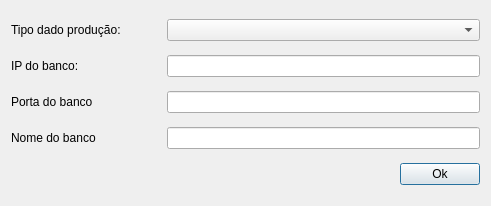
dsgoficial/SAP_Gerente, file uis/addProductionDataForm.ui: the form before one commit.
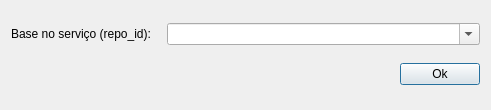
The form after the commit.

Commit message:
2.4.0: o SAP Gerente deixa os tipos 1 a 3 de dado de produção (só base versionada)
Saem as três ações de permissão de banco (100 para 97 no painel), a escolha de tipo e de conexão PostGIS no cadastro do dado de produção, e as conexões PostgreSQL na importação de camadas. O cadastro manda tipo_dado_producao_id 4 fixo, que o servidor 3.38.0 aceita por compatibilidade.

Claude-Session: https://claude.ai/code/session_01TZFsYHRGfH3XP6KWborMsS

What changed in the file:
```diff
--- a/uis/addProductionDataForm.ui
+++ b/uis/addProductionDataForm.ui
@@ -7,45 +7,13 @@
     <x>0</x>
     <y>0</y>
     <width>491</width>
-    <height>206</height>
+    <height>110</height>
    </rect>
   </property>
   <property name="windowTitle">
    <string/>
   </property>
   <layout class="QGridLayout" name="gridLayout">
-   <item row="1" column="0">
-    <layout class="QHBoxLayout" name="horizontalLayout_2">
-     <item>
-      <widget class="QLabel" name="label">
-       <property name="sizePolicy">
-        <sizepolicy hsizetype="Fixed" vsizetype="Preferred">
-         <horstretch>0</horstretch>
-         <verstretch>0</verstretch>
-        </sizepolicy>
-       </property>
-       <property name="minimumSize">
-        <size>
-         <width>150</width>
-         <height>0</height>
-        </size>
-       </property>
-       <property name="maximumSize">
-        <size>
-         <width>150</width>
-         <height>16777215</height>
-        </size>
-       </property>
-       <property name="text">
-        <string>IP do banco:</string>
-       </property>
-      </widget>
-     </item>
-     <item>
-      <widget class="QLineEdit" name="ipDBLe"/>
-     </item>
-    </layout>
-   </item>
    <item row="0" column="0">
     <layout class="QHBoxLayout" name="horizontalLayout_6">
      <item>
@@ -62,23 +30,30 @@
          <height>0</height>
         </size>
        </property>
-       <property name="maximumSize">
-        <size>
-         <width>150</width>
-         <height>16777215</height>
-        </size>
-       </property>
        <property name="text">
-        <string>Tipo dado produção:</string>
+        <string>Base no serviço (repo_id):</string>
        </property>
       </widget>
      </item>
      <item>
-      <widget class="QComboBox" name="typeProductionDataCb"/>
+      <widget class="QComboBox" name="repoCb">
+       <property name="sizePolicy">
+        <sizepolicy hsizetype="Expanding" vsizetype="Fixed">
+         <horstretch>0</horstretch>
+         <verstretch>0</verstretch>
+        </sizepolicy>
+       </property>
+       <property name="editable">
+        <bool>true</bool>
+       </property>
+       <property name="insertPolicy">
+        <enum>QComboBox::NoInsert</enum>
+       </property>
+      </widget>
      </item>
     </layout>
    </item>
-   <item row="4" column="0">
+   <item row="1" column="0">
     <layout class="QHBoxLayout" name="horizontalLayout">
      <item>
       <spacer name="horizontalSpacer">
@@ -102,70 +77,6 @@
      </item>
     </layout>
    </item>
-   <item row="2" column="0">
-    <layout class="QHBoxLayout" name="horizontalLayout_3">
-     <item>
-      <widget class="QLabel" name="label_2">
-       <property name="sizePolicy">
-        <sizepolicy hsizetype="Fixed" vsizetype="Preferred">
-         <horstretch>0</horstretch>
-         <verstretch>0</verstretch>
-        </sizepolicy>
-       </property>
-       <property name="minimumSize">
-        <size>
-         <width>150</width>
-         <height>0</height>
-        </size>
-       </property>
-       <property name="maximumSize">
-        <size>
-         <width>150</width>
-         <height>16777215</height>
-        </size>
-       </property>
-       <property name="text">
-        <string>Porta do banco</string>
-       </property>
-      </widget>
-     </item>
-     <item>
-      <widget class="QLineEdit" name="portDBLe"/>
-     </item>
-    </layout>
-   </item>
-   <item row="3" column="0">
-    <layout class="QHBoxLayout" name="horizontalLayout_4">
-     <item>
-      <widget class="QLabel" name="label_3">
-       <property name="sizePolicy">
-        <sizepolicy hsizetype="Fixed" vsizetype="Preferred">
-         <horstretch>0</horstretch>
-         <verstretch>0</verstretch>
-        </sizepolicy>
-       </property>
-       <property name="minimumSize">
-        <size>
-         <width>150</width>
-         <height>0</height>
-        </size>
-       </property>
-       <property name="maximumSize">
-        <size>
-         <width>150</width>
-         <height>16777215</height>
-        </size>
-       </property>
-       <property name="text">
-        <string>Nome do banco</string>
-       </property>
-      </widget>
-     </item>
-     <item>
-      <widget class="QLineEdit" name="nameDBLe"/>
-     </item>
-    </layout>
-   </item>
   </layout>
  </widget>
  <tabstops>
```
Left out of the diff: 9 changed lines with no effect on the pictures. The commit also changes 34 other files.
